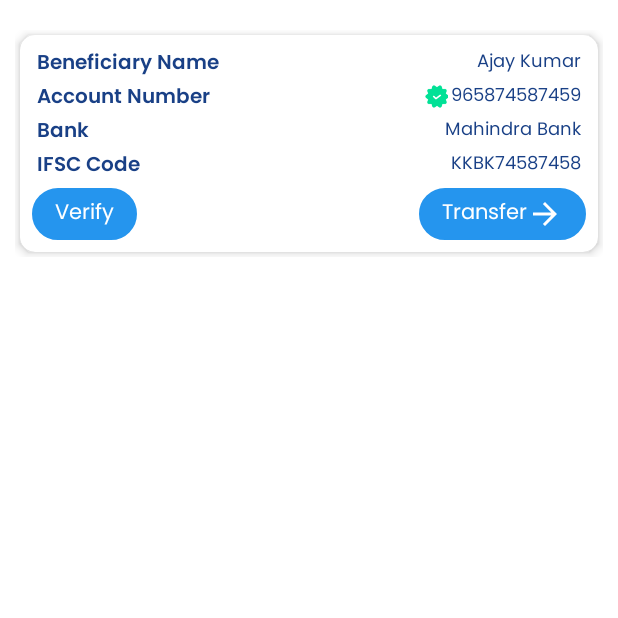
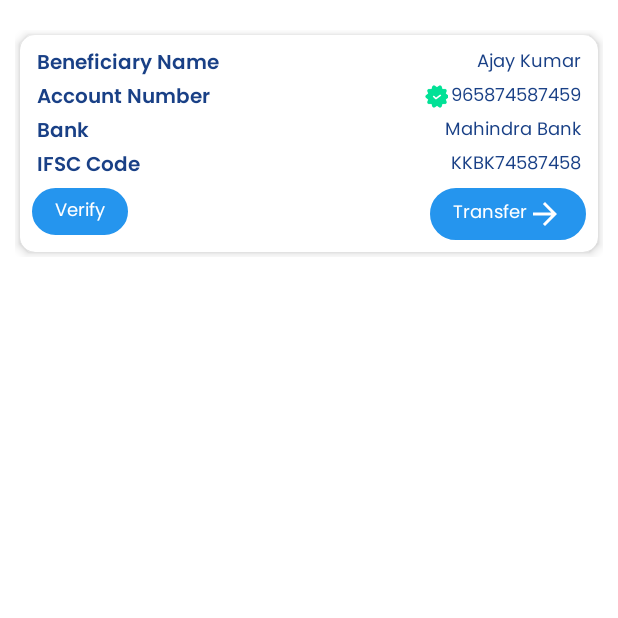
Before and after one commit to ajaysaw/sps_sdk, an Android app: the fragment TransferToBankAccountFragment shown on its own in the app's theme, on a phone screen of 412 x 824 dp, the top half of it. Run offline under Robolectric (Android 15) with nearby library versions, the phone set to English and light mode, and no system bars.

Commit message:
font size chnage

```diff
--- a/sps_lib/src/main/res/layout/fragment_transfer_to_bank_account.xml
+++ b/sps_lib/src/main/res/layout/fragment_transfer_to_bank_account.xml
@@ -173,7 +173,7 @@
 
                         <TextView
                             android:id="@+id/btnVerify"
-                            style="@style/RegularTextViewStyle"
+                            style="@style/RegularTextViewStyle12"
                             android:layout_width="wrap_content"
                             android:layout_height="wrap_content"
                             android:layout_alignParentStart="true"
@@ -188,7 +188,7 @@
 
                         <TextView
                             android:id="@+id/tvProceedToPay"
-                            style="@style/RegularTextViewStyle"
+                            style="@style/RegularTextViewStyle12"
                             android:layout_width="wrap_content"
                             android:layout_height="wrap_content"
                             android:layout_alignParentEnd="true"
```
